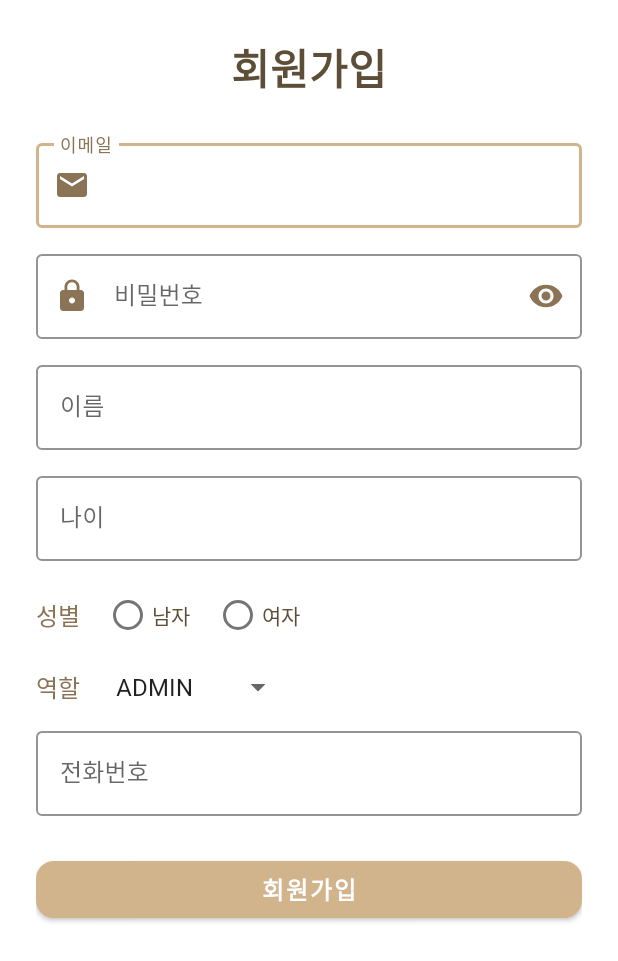
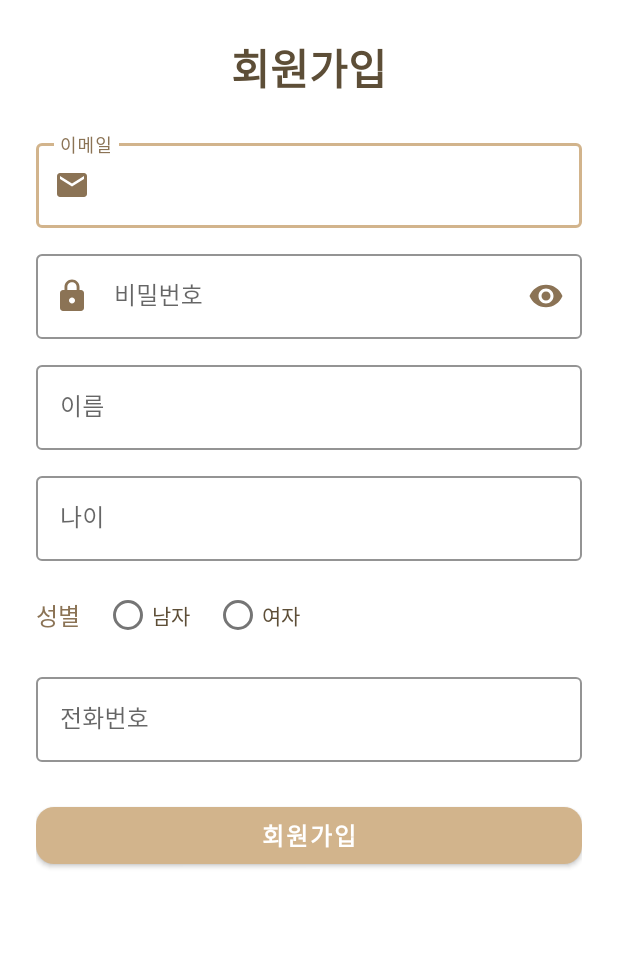
Before and after one commit to TeamAiary/TA_Android, an Android app built with Jetpack Compose: the SignUpActivity screen opened directly, with no data from a screen before it, on a phone screen of 412 x 824 dp. Shown: the top 961 px of the screen. Run offline under Robolectric (Android 15) with nearby library versions, the phone set to English and light mode, and no system bars; 1 statement that could not run was skipped.

Commit message:
fix: 회원가입에서 필요없는 프로퍼티 삭제

```diff
--- a/app/src/main/res/layout/activity_sign_up.xml
+++ b/app/src/main/res/layout/activity_sign_up.xml
@@ -131,30 +131,6 @@
             </RadioGroup>
         </LinearLayout>
 
-        <LinearLayout
-            android:layout_width="match_parent"
-            android:layout_height="wrap_content"
-            android:orientation="horizontal"
-            android:layout_marginBottom="12dp">
-
-            <TextView
-                android:layout_width="wrap_content"
-                android:layout_height="wrap_content"
-                android:text="역할"
-                android:textColor="#8B7355"
-                android:textSize="16sp"
-                android:layout_gravity="center_vertical"
-                android:layout_marginEnd="16dp" />
-
-            <Spinner
-                android:id="@+id/spinner_role"
-                android:layout_width="wrap_content"
-                android:layout_height="wrap_content"
-                android:entries="@array/role_array"
-                android:spinnerMode="dropdown"
-                android:layout_gravity="center_vertical" />
-        </LinearLayout>
-
         <com.google.android.material.textfield.TextInputLayout
             android:layout_width="match_parent"
             android:layout_height="wrap_content"
```
